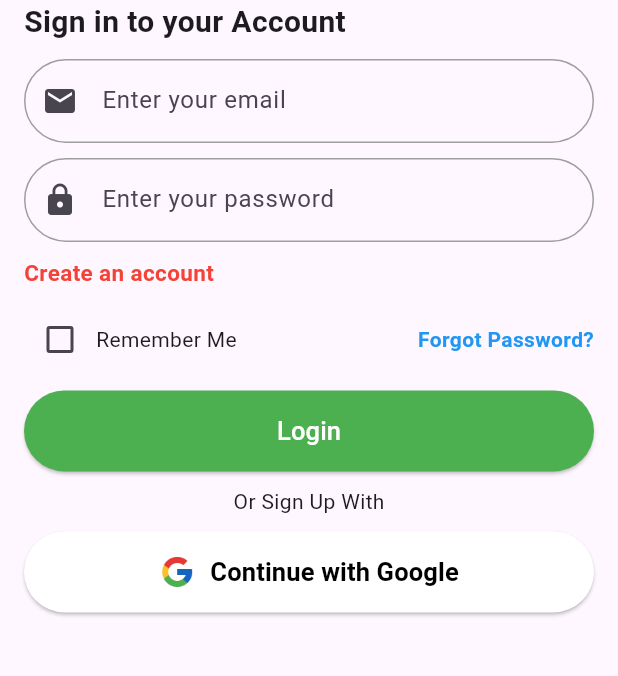
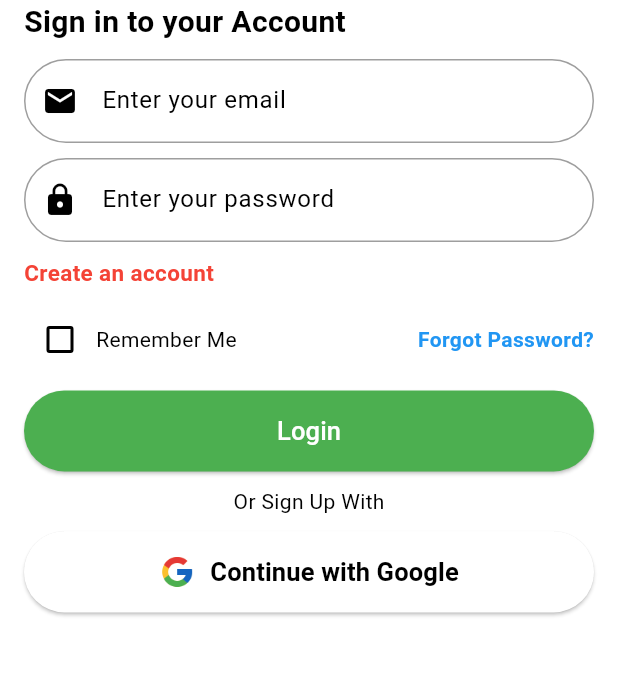
Before and after one commit to restenPiz/healthClick_app, a Flutter app: the screen it shows after launch, on a phone screen of 412 x 824 dp, the part 498-1174 px from its top. Run offline on Flutter 3.47's test engine with Material 3 defaults, Android fonts, the phone set to English and light mode, and no system bars; our stand-ins replace custom_refresh_indicator, firebase_auth, firebase_core, geolocator, getwidget, google_maps_flutter and 3 more; missing offline and left inert: laravel_echo; accounts and stored records are empty.

Commit message:
Add a new theme to the main widget

```diff
--- a/healthclick_app/lib/main.dart
+++ b/healthclick_app/lib/main.dart
@@ -38,7 +38,17 @@ class MyApp extends StatelessWidget {
       theme: ThemeData(
         brightness: Brightness.light,
         primarySwatch: Colors.blue,
+        scaffoldBackgroundColor: Colors.white, // Define o fundo como branco
+        colorScheme: const ColorScheme.light(
+          background: Colors.white,
+          surface: Colors.white,
+          // Outras propriedades de cor conforme necessário
+        ),
       ),
+      // theme: ThemeData(
+      //   brightness: Brightness.light,
+      //   primarySwatch: Colors.blue,
+      // ),
       darkTheme: ThemeData(
         brightness: Brightness.dark,
         primarySwatch: Colors.blue,
```
Also changed, not shown: 98 other files.
